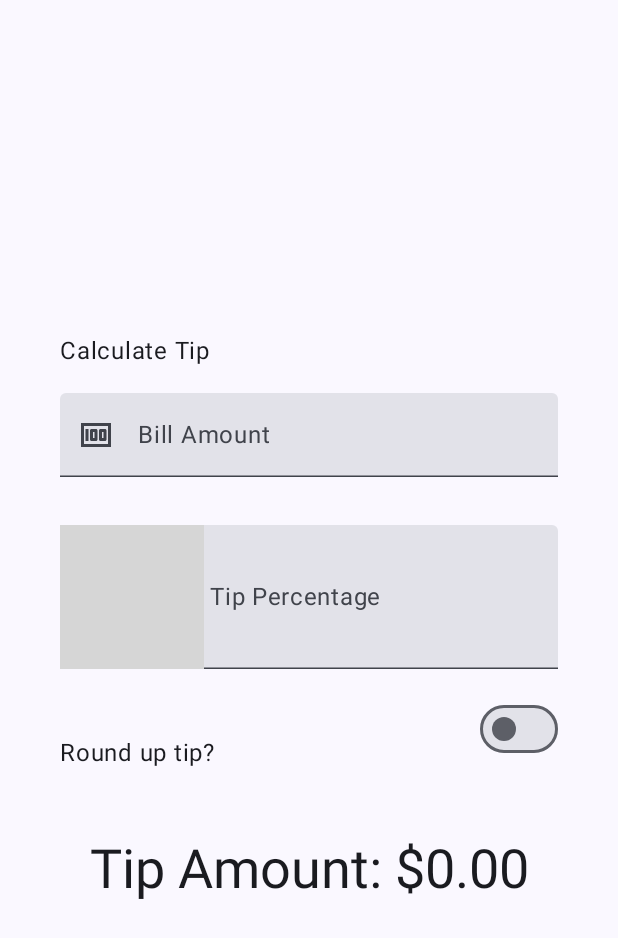
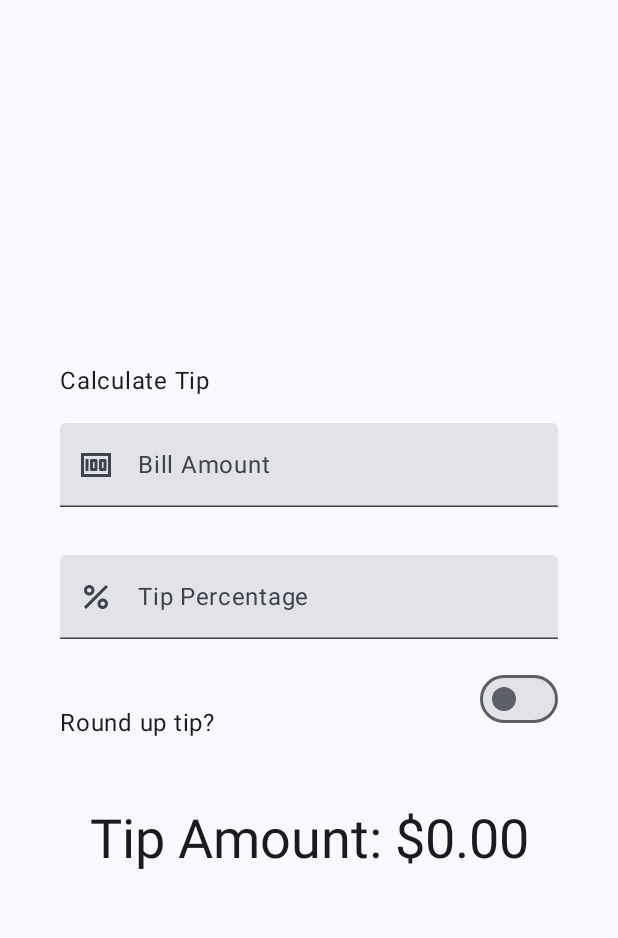
Before and after one commit to profe-PMDM/TipTime, an Android app built with Jetpack Compose: the screen it shows after launch (MainActivity), on a phone screen of 412 x 824 dp. Shown: the top 938 px of the screen. Run offline under Robolectric (Android 15) with nearby library versions, the phone set to English and light mode, and no system bars; grey boxes are pictures that could not be loaded.

```diff
--- a/app/src/main/java/com/example/tiptime/MainActivity.kt
+++ b/app/src/main/java/com/example/tiptime/MainActivity.kt
@@ -5,6 +5,7 @@ import androidx.activity.ComponentActivity
 import androidx.activity.compose.setContent
 import androidx.annotation.DrawableRes
 import androidx.annotation.StringRes
+import androidx.annotation.VisibleForTesting
 import androidx.compose.foundation.layout.Arrangement
 import androidx.compose.foundation.layout.Column
 import androidx.compose.foundation.layout.Row
@@ -167,7 +168,8 @@ fun RoundTheTipRow(roundUp: Boolean,
     }
 }
 
-private fun calculateTip(
+@VisibleForTesting
+internal fun calculateTip(
     amount: Double,
     tipPercent: Double = 15.0,
     roundUp: Boolean
--- /dev/null
+++ b/app/src/main/res/drawable/percent.xml
@@ -0,0 +1,7 @@
+<vector android:height="24dp" android:tint="#000000"
+    android:viewportHeight="24" android:viewportWidth="24"
+    android:width="24dp" xmlns:android="http://schemas.android.com/apk/res/android">
+    <path android:fillColor="@android:color/white" android:pathData="M7.5,11C9.43,11 11,9.43 11,7.5S9.43,4 7.5,4S4,5.57 4,7.5S5.57,11 7.5,11zM7.5,6C8.33,6 9,6.67 9,7.5S8.33,9 7.5,9S6,8.33 6,7.5S6.67,6 7.5,6z"/>
+    <path android:fillColor="@android:color/white" android:pathData="M4.002,18.583l14.587,-14.587l1.414,1.414l-14.587,14.587z"/>
+    <path android:fillColor="@android:color/white" android:pathData="M16.5,13c-1.93,0 -3.5,1.57 -3.5,3.5s1.57,3.5 3.5,3.5s3.5,-1.57 3.5,-3.5S18.43,13 16.5,13zM16.5,18c-0.83,0 -1.5,-0.67 -1.5,-1.5s0.67,-1.5 1.5,-1.5s1.5,0.67 1.5,1.5S17.33,18 16.5,18z"/>
+</vector>
```
Also changed, not shown: 1 other file.
